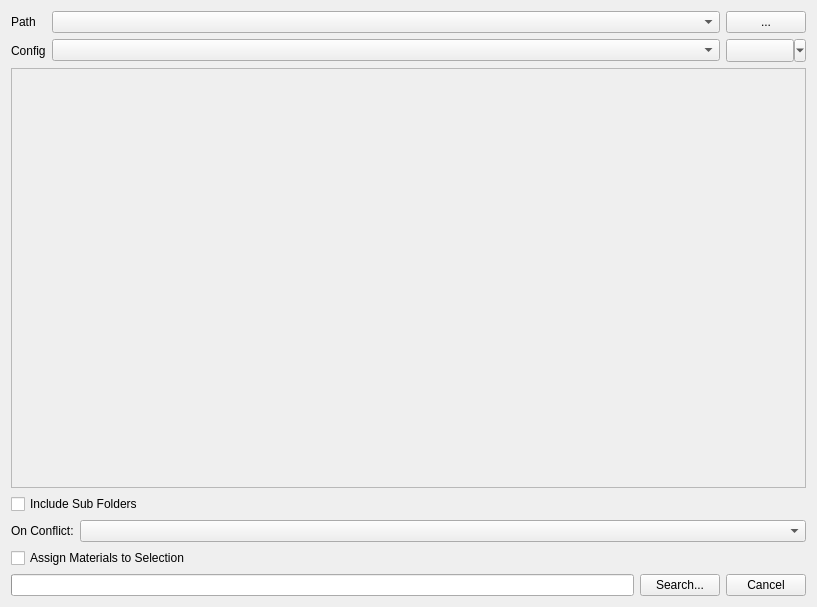
This is textureimporter/ui/importer_dialog.ui in beatreichenbach/texture-importer as Qt 5 draws it before an edit. The edited form follows.
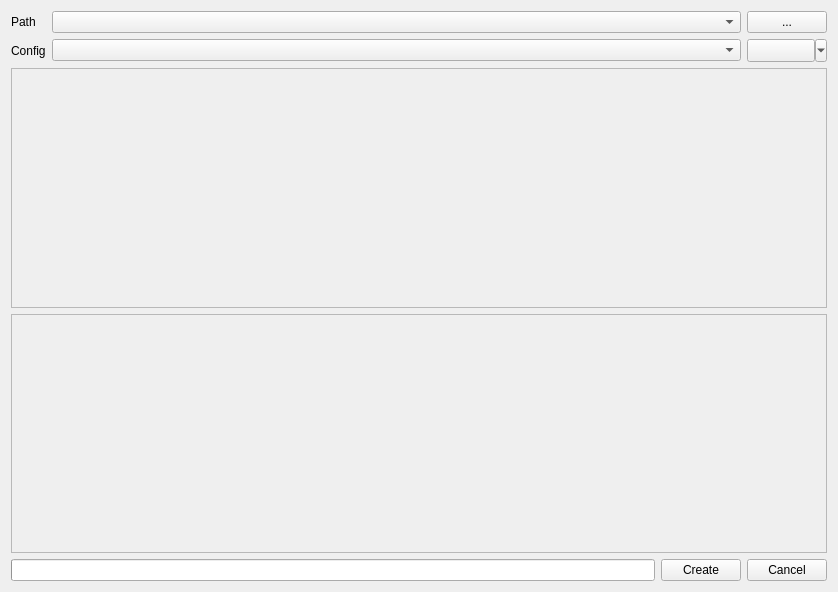
This is the edited form.

Commit message: Try horizontal layout

The edit to the form file:
```diff
--- a/textureimporter/ui/importer_dialog.ui
+++ b/textureimporter/ui/importer_dialog.ui
@@ -6,8 +6,8 @@
    <rect>
     <x>0</x>
     <y>0</y>
-    <width>817</width>
-    <height>607</height>
+    <width>838</width>
+    <height>592</height>
    </rect>
   </property>
   <property name="windowTitle">
@@ -85,8 +85,8 @@
        <rect>
         <x>0</x>
         <y>0</y>
-        <width>797</width>
-        <height>422</height>
+        <width>818</width>
+        <height>229</height>
        </rect>
       </property>
       <layout class="QVBoxLayout" name="config_lay"/>
@@ -94,34 +94,24 @@
     </widget>
    </item>
    <item>
-    <widget class="QCheckBox" name="subfolders_chk">
-     <property name="toolTip">
-      <string>This feature is currently not supported.</string>
+    <widget class="QScrollArea" name="networks_scroll">
+     <property name="focusPolicy">
+      <enum>Qt::NoFocus</enum>
      </property>
-     <property name="text">
-      <string>Include Sub Folders</string>
+     <property name="widgetResizable">
+      <bool>true</bool>
      </property>
-    </widget>
-   </item>
-   <item>
-    <layout class="QHBoxLayout" name="conflict_lay" stretch="0,1">
-     <item>
-      <widget class="QLabel" name="conflict_lbl">
-       <property name="text">
-        <string>On Conflict:</string>
-       </property>
-      </widget>
-     </item>
-     <item>
-      <widget class="QComboBox" name="conflict_cmb"/>
-     </item>
-    </layout>
-   </item>
-   <item>
-    <widget class="QCheckBox" name="assign_chk">
-     <property name="text">
-      <string>Assign Materials to Selection</string>
-     </property>
+     <widget class="QWidget" name="networks_widget">
+      <property name="geometry">
+       <rect>
+        <x>0</x>
+        <y>0</y>
+        <width>818</width>
+        <height>244</height>
+       </rect>
+      </property>
+      <layout class="QVBoxLayout" name="networks_lay"/>
+     </widget>
     </widget>
    </item>
    <item>
@@ -139,7 +129,7 @@
      <item>
       <widget class="QPushButton" name="search_btn">
        <property name="text">
-        <string>Search...</string>
+        <string>Create</string>
        </property>
       </widget>
      </item>
```
The commit also changes 2 other files.
